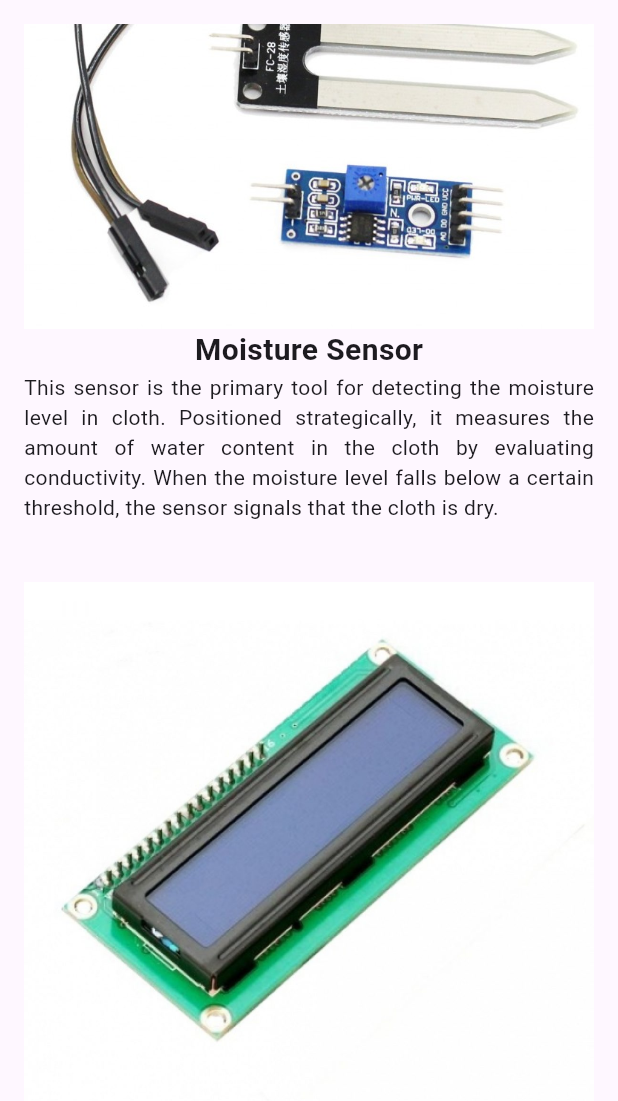
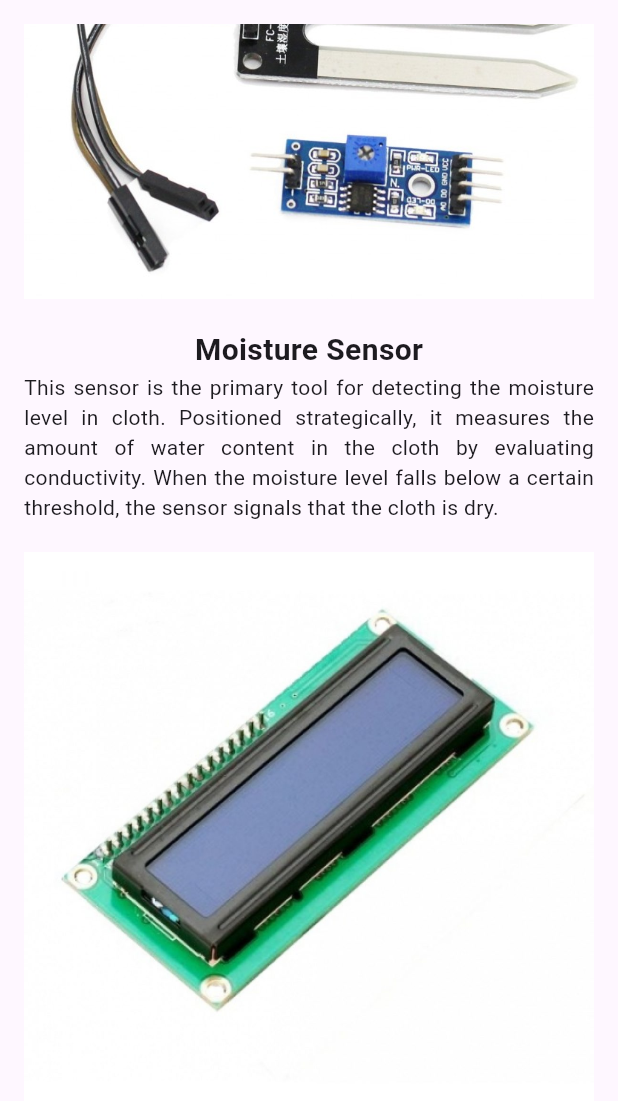
Before and after one commit to abypious/Dry-Sense, a Flutter app: the AboutScreen screen opened directly, scrolled down 1152 dp, on a phone screen of 412 x 824 dp, the part 84-1185 px from its top. Run offline on Flutter 3.47's test engine with Material 3 defaults, Android fonts, the light colour scheme and no system bars; our stand-ins replace geolocator; network calls fail.

Commit message:
added some spacing

```diff
--- a/lib/about.dart
+++ b/lib/about.dart
@@ -27,7 +27,7 @@ class AboutScreen extends StatelessWidget {
                     fontWeight: FontWeight.bold,
                     fontSize: 22,
                   ),
-                  textAlign: TextAlign.justify,
+                  textAlign: TextAlign.center,
                 ),
                 const SizedBox(height: 20),
                 const Text(
@@ -52,10 +52,11 @@ class AboutScreen extends StatelessWidget {
                       'moisture levels in the cloth.',
                   textAlign: TextAlign.justify,
                 ),
-                const SizedBox(height: 40),
+                const SizedBox(height: 20),
                 Column(
                   children: [
-                    Image.asset('assets/NodeMCU.jpg'), // Updated image
+                    Image.asset('assets/NodeMCU.jpg'),
+                    const SizedBox(height: 20),// Updated image
                     const Text(
                       'NodeMCU Microcontroller',
                       style: TextStyle(
@@ -71,8 +72,9 @@ class AboutScreen extends StatelessWidget {
                           'system\'s connectivity with the cloud or a mobile app for remote monitoring and notifications.',
                       textAlign: TextAlign.justify,
                     ),
-                    const SizedBox(height: 40),
+                    const SizedBox(height: 20),
                     Image.asset('assets/Moisture_Sensor.jpg'),
+                    const SizedBox(height: 20),
                     const Text(
                       'Moisture Sensor',
                       style: TextStyle(
@@ -88,7 +90,7 @@ class AboutScreen extends StatelessWidget {
                           'signals that the cloth is dry.',
                       textAlign: TextAlign.justify,
                     ),
-                    const SizedBox(height: 40),
+                    const SizedBox(height: 20),
                     Image.asset('assets/Display.jpg'),
                     const Text(
                       'Display (LCD)',
@@ -185,7 +187,7 @@ class AboutScreen extends StatelessWidget {
                       'effective cloth management.',
                   textAlign: TextAlign.justify,
                 ),
-                const SizedBox(height: 40),
+                const SizedBox(height: 20),
                 const Text(
                   'Version: 1.0.0',
                   style: TextStyle(
```
